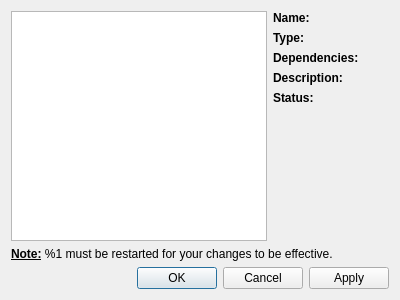
Old version of the form src/pluginswindow.ui in the repository opencor/opencor.
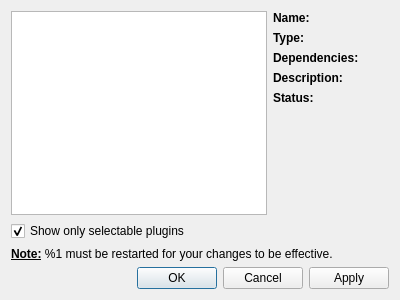
New version of the form.

Commit message: Improved the plugins window by allowing to show or not selectable plugins only. Also cleaned up some unused code.

What changed in the file:
```diff
--- a/src/pluginswindow.ui
+++ b/src/pluginswindow.ui
@@ -181,6 +181,16 @@
      </item>
     </layout>
    </item>
+   <item>
+    <widget class="QCheckBox" name="selectablePluginsCheckBox">
+     <property name="text">
+      <string>Show only selectable plugins</string>
+     </property>
+     <property name="checked">
+      <bool>true</bool>
+     </property>
+    </widget>
+   </item>
    <item>
     <widget class="QLabel" name="noteLabel">
      <property name="text">
```
The commit also changes 12 other files.
